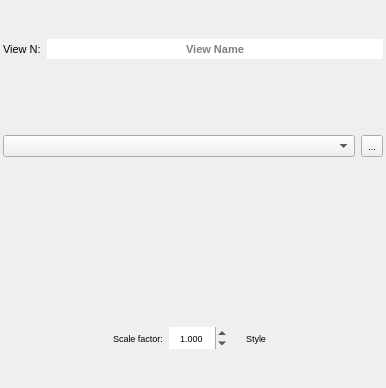
The window that ui/classification_view_widget.ui (SMByC/AcATaMa) describes before a commit, drawn with Qt 5.
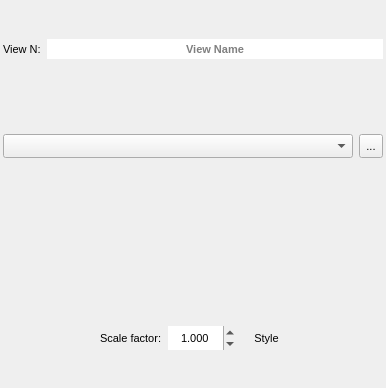
The same window after the commit. Icons and pictures are not drawn. Custom widgets are drawn as their Qt base class.

Commit message: Changes in some font size for classification dialog, UI adjustments

The edit to the form file:
```diff
--- a/ui/classification_view_widget.ui
+++ b/ui/classification_view_widget.ui
@@ -102,12 +102,12 @@
         <property name="maximumSize">
          <size>
           <width>16777215</width>
-          <height>22</height>
+          <height>24</height>
          </size>
         </property>
         <property name="font">
          <font>
-          <pointsize>7</pointsize>
+          <pointsize>8</pointsize>
          </font>
         </property>
         <property name="allowEmptyLayer">
@@ -120,12 +120,12 @@
         <property name="maximumSize">
          <size>
           <width>16777215</width>
-          <height>22</height>
+          <height>24</height>
          </size>
         </property>
         <property name="font">
          <font>
-          <pointsize>7</pointsize>
+          <pointsize>8</pointsize>
          </font>
         </property>
         <property name="text">
@@ -179,12 +179,12 @@
         <property name="maximumSize">
          <size>
           <width>16777215</width>
-          <height>22</height>
+          <height>24</height>
          </size>
         </property>
         <property name="font">
          <font>
-          <pointsize>7</pointsize>
+          <pointsize>8</pointsize>
          </font>
         </property>
         <property name="text">
@@ -197,12 +197,12 @@
         <property name="maximumSize">
          <size>
           <width>16777215</width>
-          <height>22</height>
+          <height>24</height>
          </size>
         </property>
         <property name="font">
          <font>
-          <pointsize>7</pointsize>
+          <pointsize>8</pointsize>
          </font>
         </property>
         <property name="toolTip">
@@ -252,12 +252,12 @@
         <property name="maximumSize">
          <size>
           <width>16777215</width>
-          <height>22</height>
+          <height>24</height>
          </size>
         </property>
         <property name="font">
          <font>
-          <pointsize>7</pointsize>
+          <pointsize>8</pointsize>
          </font>
         </property>
         <property name="toolTip">
```
The commit also changes 1 other file.
